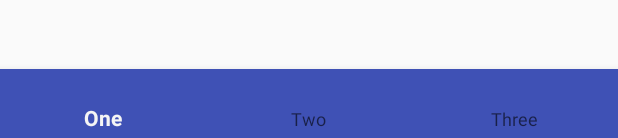
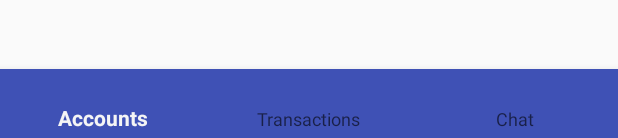
Before and after one commit to e-carlin/banter-android, an Android app: the layout activity_main.xml on its own in the app's theme, with its tools: preview values and no code run, on a phone screen of 412 x 824 dp. Shown: the part 1095-1233 px from the top of the screen. Run offline under Robolectric (Android 15) with nearby library versions, the phone set to English and light mode, and no system bars.

Commit message:
paramterized strings and fixed add account web view constraints

```diff
--- a/app/src/main/java/com/banter/banter/MainActivity.java
+++ b/app/src/main/java/com/banter/banter/MainActivity.java
@@ -45,7 +45,7 @@ public class MainActivity extends AppCompatActivity {
         ButterKnife.bind(this);
 
         setSupportActionBar(myToolbar);
-        getSupportActionBar().setTitle("Accounts"); //TODO: Make @string
+        getSupportActionBar().setTitle(R.string.add_account_menu_title); //TODO: Make @string
 
         this.currentUser = FirebaseAuth.getInstance().getCurrentUser();
         this.accountsRepository = new AccountsRepository();
--- a/app/src/main/res/layout/activity_main.xml
+++ b/app/src/main/res/layout/activity_main.xml
@@ -10,7 +10,7 @@
     <android.support.v7.widget.Toolbar
         android:id="@+id/top_nav_bar"
         android:layout_width="0dp"
-        android:layout_height="32.0dp"
+        android:layout_height="@dimen/top_nav_height"
         android:background="?attr/colorPrimary"
         android:theme="@style/ThemeOverlay.AppCompat.ActionBar"
         app:layout_constraintEnd_toEndOf="parent"
@@ -35,11 +35,11 @@
     <android.support.design.widget.BottomNavigationView
         android:id="@+id/bottom_nav_bar"
         android:layout_width="0dp"
-        android:layout_height="48.0dp"
+        android:layout_height="@dimen/bottom_nav_height"
         android:layout_alignParentBottom="true"
         app:itemBackground="@color/colorPrimary"
         app:layout_constraintBottom_toBottomOf="parent"
         app:layout_constraintEnd_toEndOf="parent"
         app:layout_constraintStart_toStartOf="parent"
-        app:menu="@menu/bottom_navigation_main" />
+        app:menu="@menu/bottom_nav_bar" />
 </android.support.constraint.ConstraintLayout>
--- a/app/src/main/res/menu/add_account_menu.xml
+++ b/app/src/main/res/menu/add_account_menu.xml
@@ -3,7 +3,7 @@
     xmlns:app="http://schemas.android.com/apk/res-auto">
     <item
         android:id="@+id/action_add_account"
-        android:title="Add Account"
+        android:title="@string/add_account_button"
         app:showAsAction="ifRoom"/>
 
 </menu>
--- a/app/src/main/res/menu/bottom_navigation_main.xml
+++ b/app/src/main/res/menu/bottom_nav_bar.xml
@@ -4,16 +4,16 @@
     <item
         android:id="@+id/action_favorites"
         android:enabled="true"
-        android:title="One"
+        android:title="@string/bottom_nav_accounts_button"
         app:showAsAction="ifRoom" />
     <item
         android:id="@+id/action_schedules"
         android:enabled="true"
-        android:title="Two"
+        android:title="@string/bottom_nav_transactions_button"
         app:showAsAction="ifRoom" />
     <item
         android:id="@+id/action_music"
         android:enabled="true"
-        android:title="Three"
+        android:title="@string/bottom_nav_chat_button"
         app:showAsAction="ifRoom" />
 </menu>
--- a/app/src/main/res/values/dimens.xml
+++ b/app/src/main/res/values/dimens.xml
@@ -1,4 +1,6 @@
 <?xml version="1.0" encoding="utf-8"?>
 <resources>
     <dimen name="text_margin">16dp</dimen>
+    <dimen name="bottom_nav_height">48.0dp</dimen>
+    <dimen name="top_nav_height">48.0dp</dimen>
 </resources>
--- a/app/src/main/res/values/strings.xml
+++ b/app/src/main/res/values/strings.xml
@@ -11,4 +11,12 @@
     <string name="linear_sectioned_recyclerview_horizontal">Linear Sectioned RecyclerView (Horizontal)</string>
     <string name="grid_sectioned_recyclerview">Grid Sectioned RecyclerView</string>
     <string name="show_all">Show All</string>
+
+    <string name="add_account_menu_title">Accounts</string>
+    <string name="add_account_button">Add Account</string>
+
+    <string name="bottom_nav_accounts_button">Accounts</string>
+    <string name="bottom_nav_transactions_button">Transactions</string>
+    <string name="bottom_nav_chat_button">Chat</string>
+
 </resources>
```
Also changed, not shown: app/src/main/res/layout/activity_plaid_add_account.xml (+5 -4 lines).
